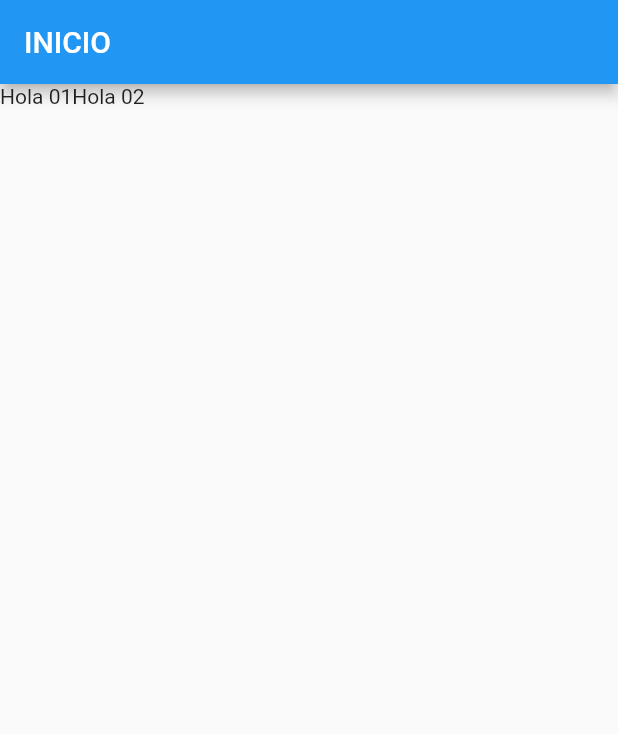
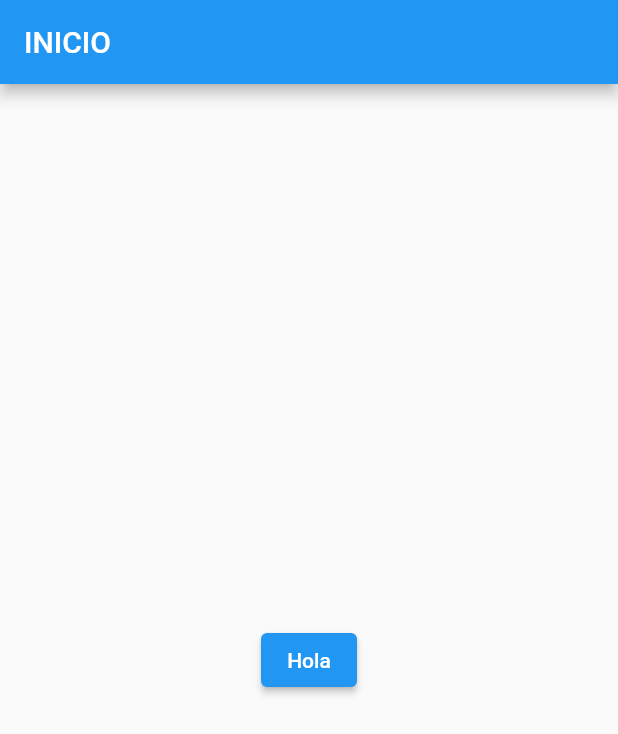
Before and after one commit to FerneyStiven/Twister, a Flutter app: the screen it shows after launch, on a phone screen of 412 x 824 dp. Shown: the top 734 px of the screen. Run offline on Flutter 3.47's test engine with Material 2 defaults, Android fonts, the phone set to English and light mode, and no system bars.

Commit message:
filas,columnasybotones

```diff
--- a/aplicacion/lib/main.dart
+++ b/aplicacion/lib/main.dart
@@ -50,14 +50,37 @@ class _inicioState extends State<inicio> {
           ],
 
         )*/
+        // bottones
+
+        body: Center(
+          child: ElevatedButton(
+              child: Text("Hola"),
+              onPressed: () {
+                var t = DateTime.now();
+                print(t);
+              }),
+        )
+
         //column uno debajo del otro
         // row uno en frendte del otro
+        /* filas y columnas
+        Row(
+          mainAxisAlignment: MainAxisAlignment.center,
+          crossAxisAlignment: CrossAxisAlignment.start,
+          mainAxisSize: MainAxisSize.max,
+          children: <Widget>[
+            Container(
+              width: MediaQuery.of(context).size.width * 0.5,
+              child: Text(
+                "Hola 01",
+                textAlign: TextAlign.center,
+              ),
+            ),
 
-        body: Row(
-          children: <Widget>[
-            Text("Hola 01"),
             Text("Hola 02"),
           ],
-        ));
+        )
+        */
+        );
   }
 }
```
